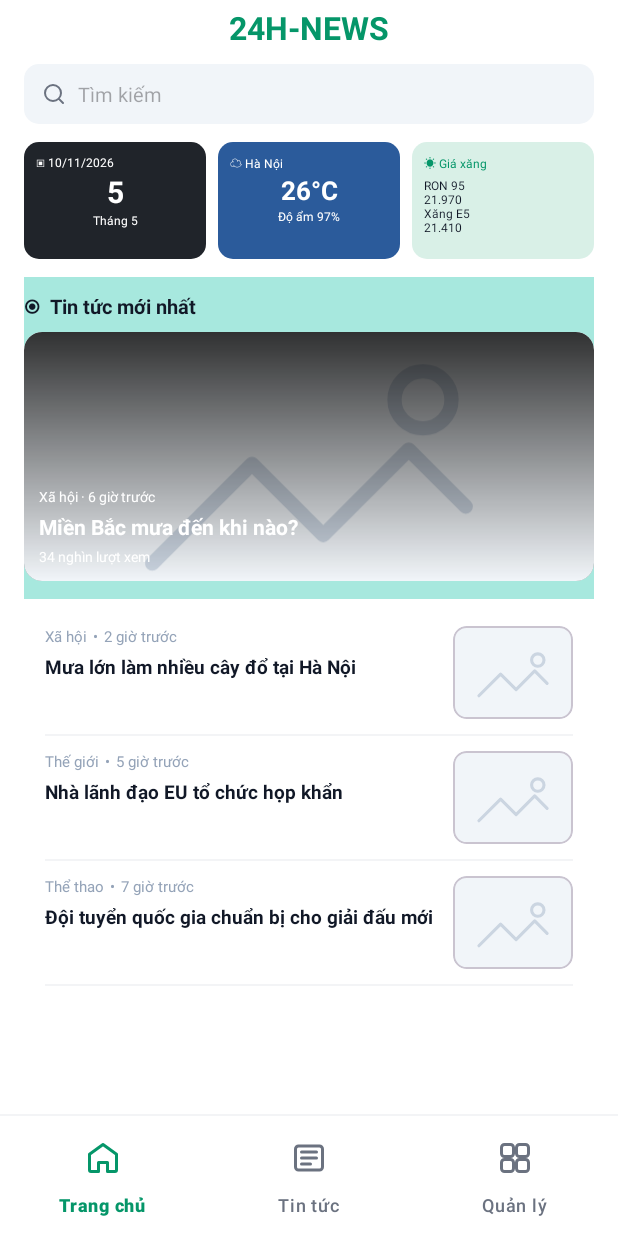
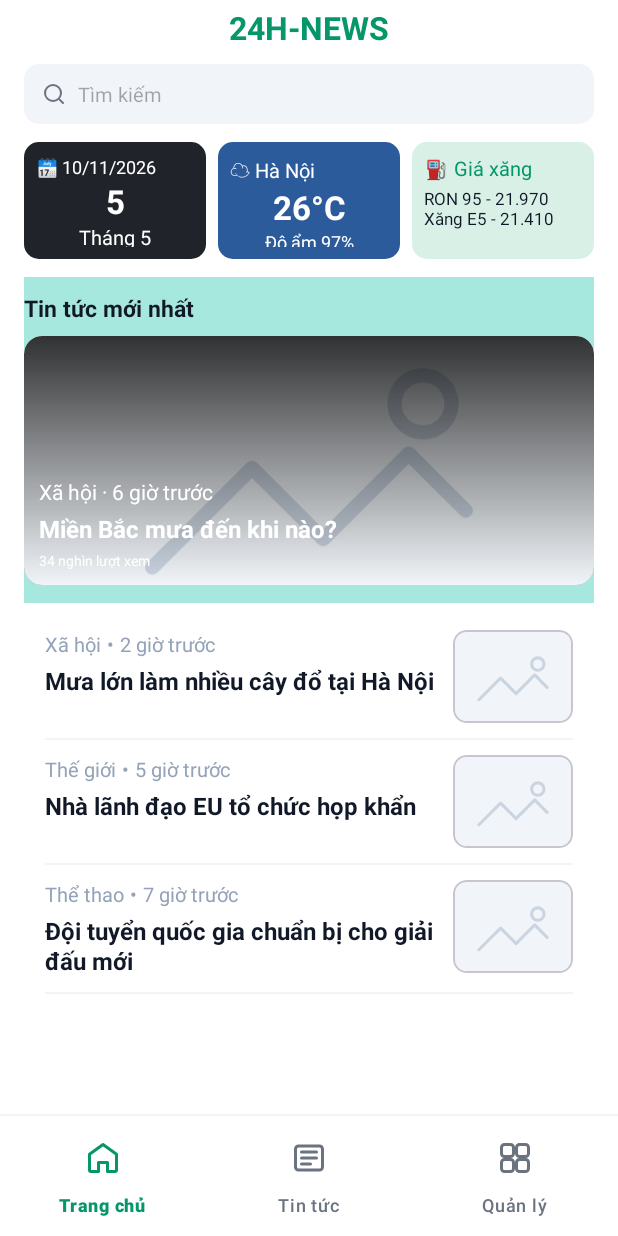
Before and after one commit to TINABJan254/news-management-app, an Android app: the screen it shows after launch (MainActivity), on a phone screen of 412 x 824 dp. Run offline under Robolectric (Android 15) with nearby library versions, the phone set to English and light mode, and no system bars.

Commit message:
UI: change text size

```diff
--- a/app/src/main/java/com/example/newsmanagement/view/fragment/NewsFragment.java
+++ b/app/src/main/java/com/example/newsmanagement/view/fragment/NewsFragment.java
@@ -147,7 +147,7 @@ public class NewsFragment extends Fragment {
         chip.setGravity(android.view.Gravity.CENTER);
         chip.setPadding(dp(13), 0, dp(13), 0);
         chip.setText(name);
-        chip.setTextSize(11);
+        chip.setTextSize(14);
         chip.setTextColor(ContextCompat.getColor(getActivity(),
                 selected ? R.color.white : R.color.text_secondary));
         chip.setBackgroundResource(selected ? R.drawable.bg_selected : R.drawable.bg_chip_unselected);
--- a/app/src/main/res/layout/activity_home.xml
+++ b/app/src/main/res/layout/activity_home.xml
@@ -82,9 +82,9 @@
                     <TextView
                         android:layout_width="wrap_content"
                         android:layout_height="wrap_content"
-                        android:text="▣ 10/11/2026"
+                        android:text="🗓️ 10/11/2026"
                         android:textColor="@color/white"
-                        android:textSize="8sp" />
+                        android:textSize="12sp" />
 
                     <TextView
                         android:layout_width="match_parent"
@@ -92,7 +92,7 @@
                         android:gravity="center"
                         android:text="5"
                         android:textColor="@color/white"
-                        android:textSize="20sp"
+                        android:textSize="22sp"
                         android:textStyle="bold" />
 
                     <TextView
@@ -101,7 +101,7 @@
                         android:gravity="center"
                         android:text="Tháng 5"
                         android:textColor="@color/white"
-                        android:textSize="8sp" />
+                        android:textSize="13sp" />
                 </LinearLayout>
 
                 <LinearLayout
@@ -119,7 +119,7 @@
                         android:layout_height="wrap_content"
                         android:text="☁ Hà Nội"
                         android:textColor="@color/white"
-                        android:textSize="8sp" />
+                        android:textSize="13sp" />
 
                     <TextView
                         android:layout_width="match_parent"
@@ -127,7 +127,7 @@
                         android:gravity="center"
                         android:text="26°C"
                         android:textColor="@color/white"
-                        android:textSize="17sp"
+                        android:textSize="22sp"
                         android:textStyle="bold" />
 
                     <TextView
@@ -136,7 +136,7 @@
                         android:gravity="center"
                         android:text="Độ ẩm 97%"
                         android:textColor="@color/white"
-                        android:textSize="8sp" />
+                        android:textSize="12sp" />
                 </LinearLayout>
 
                 <LinearLayout
@@ -151,17 +151,17 @@
                     <TextView
                         android:layout_width="wrap_content"
                         android:layout_height="wrap_content"
-                        android:text="☀ Giá xăng"
+                        android:text="⛽️ Giá xăng"
                         android:textColor="@color/nav_active_green"
-                        android:textSize="8sp" />
+                        android:textSize="13sp" />
 
                     <TextView
                         android:layout_width="match_parent"
                         android:layout_height="wrap_content"
                         android:layout_marginTop="3dp"
-                        android:text="RON 95\n21.970\nXăng E5\n21.410"
+                        android:text="RON 95 - 21.970\nXăng E5 - 21.410"
                         android:textColor="@color/text_primary"
-                        android:textSize="8sp" />
+                        android:textSize="11sp" />
                 </LinearLayout>
             </LinearLayout>
 
@@ -181,9 +181,9 @@
                 <TextView
                     android:layout_width="wrap_content"
                     android:layout_height="wrap_content"
-                    android:text="⦿  Tin tức mới nhất"
+                    android:text="Tin tức mới nhất"
                     android:textColor="@color/text_primary"
-                    android:textSize="13sp"
+                    android:textSize="15sp"
                     android:textStyle="bold" />
 
                 <FrameLayout
@@ -220,7 +220,7 @@
                             android:layout_width="wrap_content"
                             android:layout_height="wrap_content"
                             android:textColor="@color/white"
-                            android:textSize="9sp" />
+                            android:textSize="14sp" />
 
                         <TextView
                             android:id="@+id/tvFeaturedTitle"
@@ -230,7 +230,7 @@
                             android:ellipsize="end"
                             android:maxLines="2"
                             android:textColor="@color/white"
-                            android:textSize="14sp"
+                            android:textSize="16sp"
                             android:textStyle="bold" />
 
                         <TextView
--- a/app/src/main/res/layout/dialog_font_size.xml
+++ b/app/src/main/res/layout/dialog_font_size.xml
@@ -17,7 +17,7 @@
             android:layout_weight="1"
             android:text="Chọn cỡ chữ"
             android:textColor="@color/text_primary"
-            android:textSize="13sp"
+            android:textSize="16sp"
             android:textStyle="bold" />
 
         <TextView
@@ -44,7 +44,7 @@
             android:gravity="center"
             android:text="Aa"
             android:textColor="@color/text_secondary"
-            android:textSize="11sp" />
+            android:textSize="15sp" />
 
         <SeekBar
             android:id="@+id/fontSizeSeekBar"
@@ -66,6 +66,6 @@
             android:gravity="center"
             android:text="Aa"
             android:textColor="@color/text_secondary"
-            android:textSize="16sp" />
+            android:textSize="19sp" />
     </LinearLayout>
 </LinearLayout>
--- a/app/src/main/res/layout/dialog_news_categories.xml
+++ b/app/src/main/res/layout/dialog_news_categories.xml
@@ -20,7 +20,7 @@
             android:layout_weight="1"
             android:text="Thể loại"
             android:textColor="@color/text_primary"
-            android:textSize="14sp"
+            android:textSize="17sp"
             android:textStyle="bold" />
     </LinearLayout>
 
--- a/app/src/main/res/layout/item_news_category_option.xml
+++ b/app/src/main/res/layout/item_news_category_option.xml
@@ -9,4 +9,4 @@
     android:paddingStart="18dp"
     android:paddingEnd="18dp"
     android:textColor="@color/text_primary"
-    android:textSize="13sp" />
+    android:textSize="16sp" />
--- a/app/src/main/res/layout/item_news_feed.xml
+++ b/app/src/main/res/layout/item_news_feed.xml
@@ -31,7 +31,7 @@
                     android:layout_width="wrap_content"
                     android:layout_height="wrap_content"
                     android:textColor="@color/text_caption"
-                    android:textSize="10sp" />
+                    android:textSize="13sp" />
 
                 <TextView
                     android:layout_width="wrap_content"
@@ -39,7 +39,7 @@
                     android:layout_marginStart="4dp"
                     android:text="•"
                     android:textColor="@color/text_caption"
-                    android:textSize="10sp" />
+                    android:textSize="13sp" />
 
                 <TextView
                     android:id="@+id/tvNewsTime"
@@ -47,7 +47,7 @@
                     android:layout_height="wrap_content"
                     android:layout_marginStart="4dp"
                     android:textColor="@color/text_caption"
-                    android:textSize="10sp" />
+                    android:textSize="13sp" />
             </LinearLayout>
 
             <TextView
@@ -59,7 +59,7 @@
                 android:lineSpacingExtra="1dp"
                 android:maxLines="3"
                 android:textColor="@color/text_primary"
-                android:textSize="12.5sp"
+                android:textSize="16sp"
                 android:textStyle="bold" />
         </LinearLayout>
 
--- a/app/src/main/res/layout/popup_article_options.xml
+++ b/app/src/main/res/layout/popup_article_options.xml
@@ -18,10 +18,11 @@
             android:gravity="center"
             android:text="Aa"
             android:textColor="@color/nav_active_green"
-            android:textSize="12sp" />
+            android:textSize="15sp" />
 
         <TextView
             style="@style/ArticleOptionText"
+            android:textSize="13sp"
             android:text="Tùy chọn hiển thị" />
     </LinearLayout>
 
```
Also changed, not shown: app/src/main/res/layout/activity_news_detail.xml (+5 -5 lines).
